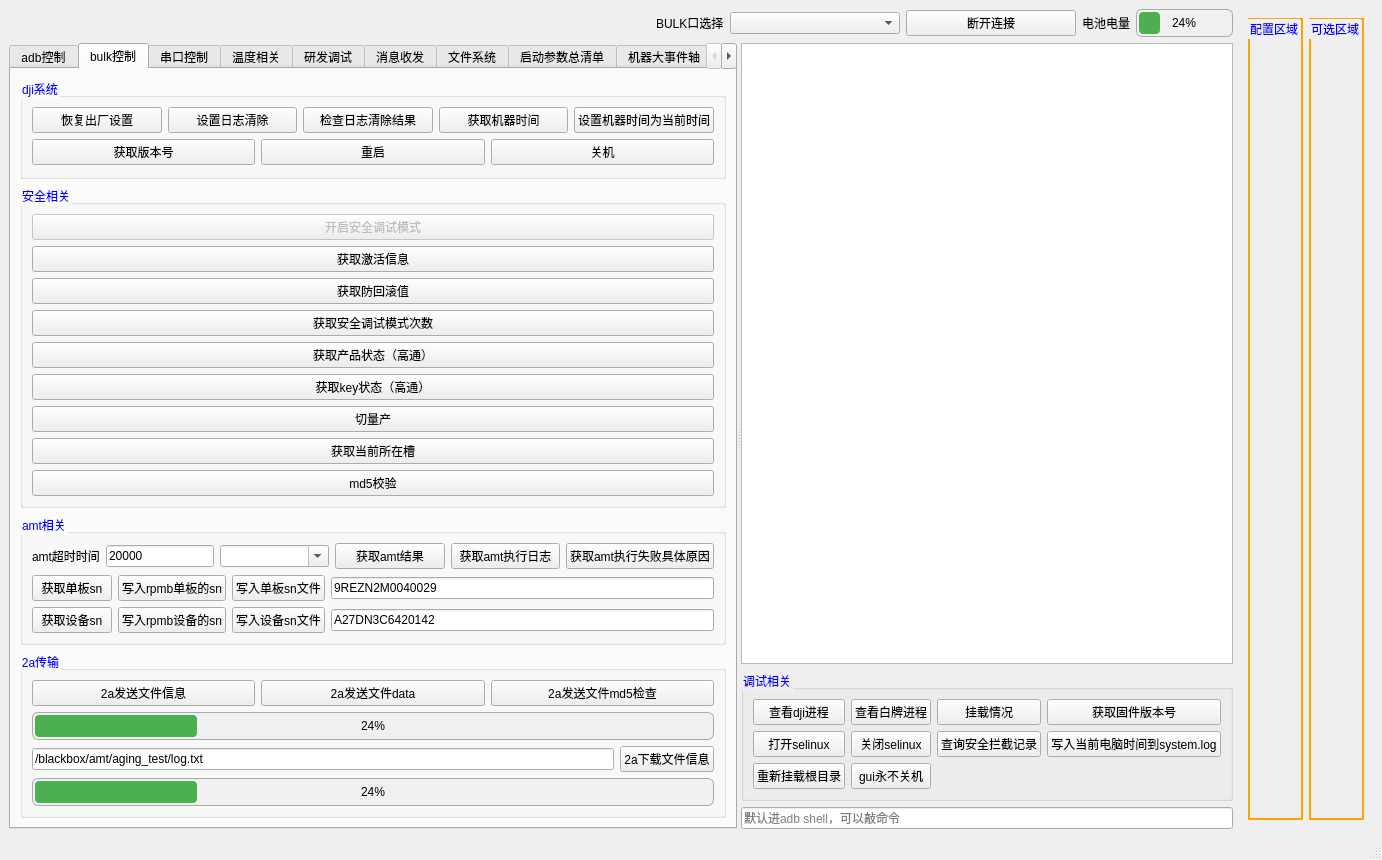
Before: the Qt Designer form factory_analyzer.ui in yuhuang163/test, drawn with Qt 5.
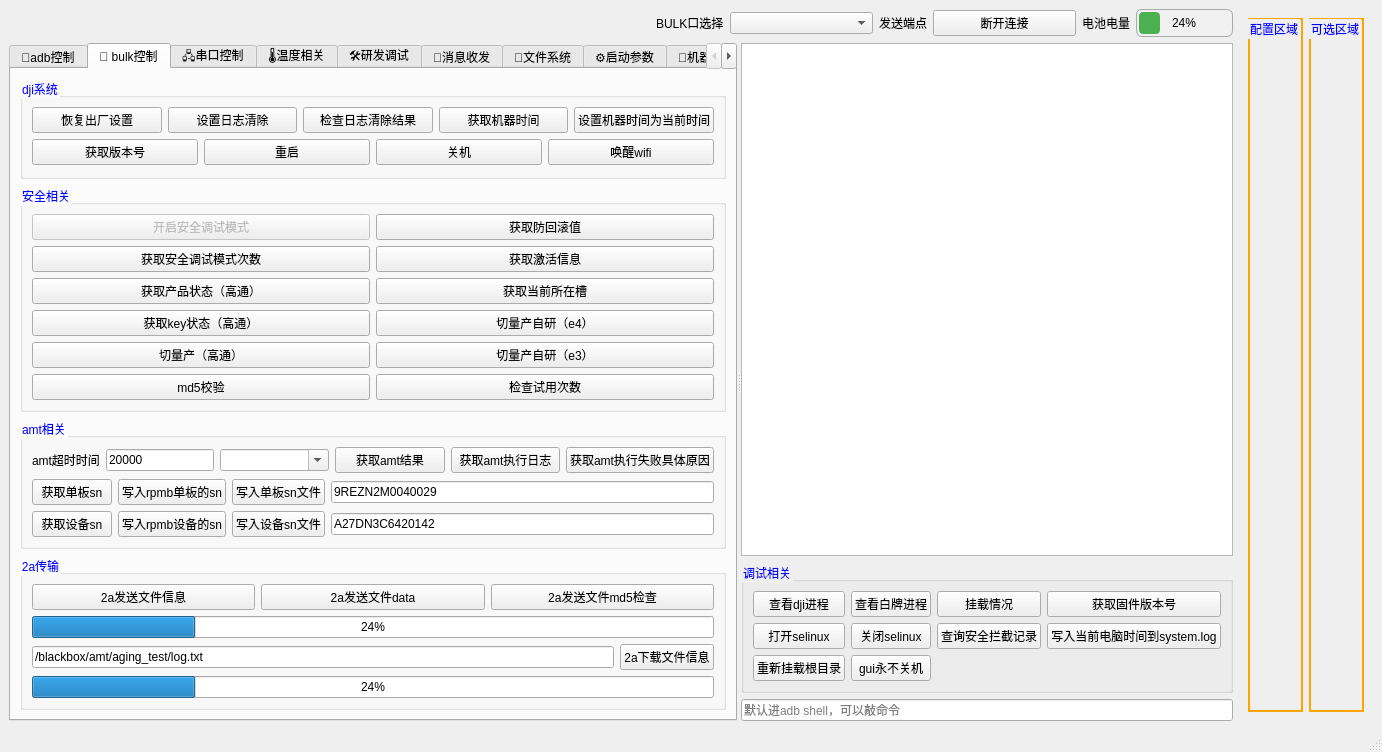
After: the same form once the commit is applied. The open tabs and pages were chosen to show the change.

Patch:
```diff
--- a/factory_analyzer.ui
+++ b/factory_analyzer.ui
@@ -6,8 +6,8 @@
    <rect>
     <x>0</x>
     <y>0</y>
-    <width>1019</width>
-    <height>638</height>
+    <width>1020</width>
+    <height>682</height>
    </rect>
   </property>
   <property name="windowTitle">
@@ -74,40 +74,6 @@
       </layout>
      </widget>
     </item>
-    <item row="0" column="3" colspan="2">
-     <layout class="QHBoxLayout" name="horizontalLayout_11">
-      <item>
-       <widget class="QLabel" name="label_3">
-        <property name="sizePolicy">
-         <sizepolicy hsizetype="Fixed" vsizetype="Preferred">
-          <horstretch>0</horstretch>
-          <verstretch>0</verstretch>
-         </sizepolicy>
-        </property>
-        <property name="text">
-         <string>BULK口选择</string>
-        </property>
-       </widget>
-      </item>
-      <item>
-       <widget class="QComboBox" name="comboBox_2">
-        <property name="sizePolicy">
-         <sizepolicy hsizetype="Preferred" vsizetype="Fixed">
-          <horstretch>0</horstretch>
-          <verstretch>0</verstretch>
-         </sizepolicy>
-        </property>
-       </widget>
-      </item>
-      <item>
-       <widget class="QPushButton" name="pushButton_54">
-        <property name="text">
-         <string>断开连接</string>
-        </property>
-       </widget>
-      </item>
-     </layout>
-    </item>
     <item row="0" column="5">
      <widget class="QLabel" name="label_2">
       <property name="sizePolicy">
@@ -174,14 +140,32 @@
          <verstretch>0</verstretch>
         </sizepolicy>
        </property>
+       <property name="tabPosition">
+        <enum>QTabWidget::North</enum>
+       </property>
+       <property name="tabShape">
+        <enum>QTabWidget::Rounded</enum>
+       </property>
        <property name="currentIndex">
-        <number>0</number>
+        <number>1</number>
+       </property>
+       <property name="elideMode">
+        <enum>Qt::ElideNone</enum>
+       </property>
+       <property name="usesScrollButtons">
+        <bool>true</bool>
+       </property>
+       <property name="documentMode">
+        <bool>false</bool>
+       </property>
+       <property name="tabsClosable">
+        <bool>false</bool>
        </property>
        <widget class="QWidget" name="tab_6">
         <attribute name="title">
-         <string>adb控制</string>
+         <string>🤖adb控制</string>
         </attribute>
-        <layout class="QFormLayout" name="formLayout">
+        <layout class="QGridLayout" name="gridLayout_12">
          <item row="0" column="0">
           <widget class="QGroupBox" name="horizontalGroupBox">
            <property name="styleSheet">
@@ -264,6 +248,12 @@
          </item>
          <item row="1" column="0">
           <widget class="QGroupBox" name="horizontalGroupBox">
+           <property name="sizePolicy">
+            <sizepolicy hsizetype="Minimum" vsizetype="Preferred">
+             <horstretch>0</horstretch>
+             <verstretch>0</verstretch>
+            </sizepolicy>
+           </property>
            <property name="styleSheet">
             <string notr="true">QGroupBox::title { font-weight: bold; color:blue;}</string>
            </property>
@@ -274,7 +264,7 @@
             <item>
              <widget class="QPushButton" name="pushButton">
               <property name="sizePolicy">
-               <sizepolicy hsizetype="Fixed" vsizetype="Fixed">
+               <sizepolicy hsizetype="Minimum" vsizetype="Fixed">
                 <horstretch>0</horstretch>
                 <verstretch>0</verstretch>
                </sizepolicy>
@@ -287,7 +277,7 @@
             <item>
              <widget class="QPushButton" name="pushButton_5">
               <property name="sizePolicy">
-               <sizepolicy hsizetype="Fixed" vsizetype="Fixed">
+               <sizepolicy hsizetype="Minimum" vsizetype="Fixed">
                 <horstretch>0</horstretch>
                 <verstretch>0</verstretch>
                </sizepolicy>
@@ -300,7 +290,7 @@
             <item>
              <widget class="QPushButton" name="pushButton_8">
               <property name="sizePolicy">
-               <sizepolicy hsizetype="Fixed" vsizetype="Fixed">
+               <sizepolicy hsizetype="Minimum" vsizetype="Fixed">
                 <horstretch>0</horstretch>
                 <verstretch>0</verstretch>
                </sizepolicy>
@@ -313,7 +303,7 @@
             <item>
              <widget class="QPushButton" name="pushButton_2">
               <property name="sizePolicy">
-               <sizepolicy hsizetype="Fixed" vsizetype="Fixed">
+               <sizepolicy hsizetype="Minimum" vsizetype="Fixed">
                 <horstretch>0</horstretch>
                 <verstretch>0</verstretch>
                </sizepolicy>
@@ -326,7 +316,7 @@
             <item>
              <widget class="QPushButton" name="pushButton_3">
               <property name="sizePolicy">
-               <sizepolicy hsizetype="Fixed" vsizetype="Fixed">
+               <sizepolicy hsizetype="Minimum" vsizetype="Fixed">
                 <horstretch>0</horstretch>
                 <verstretch>0</verstretch>
                </sizepolicy>
@@ -339,7 +329,56 @@
            </layout>
           </widget>
          </item>
-         <item row="5" column="0">
+         <item row="2" column="0">
+          <layout class="QHBoxLayout" name="horizontalLayout_14">
+           <item>
+            <widget class="QLabel" name="label_5">
+             <property name="sizePolicy">
+              <sizepolicy hsizetype="Preferred" vsizetype="Fixed">
+               <horstretch>0</horstretch>
+               <verstretch>0</verstretch>
+              </sizepolicy>
+             </property>
+             <property name="text">
+              <string>拉日志进度条：</string>
+             </property>
+            </widget>
+           </item>
+           <item>
+            <widget class="QProgressBar" name="progressBar_3">
+             <property name="sizePolicy">
+              <sizepolicy hsizetype="Expanding" vsizetype="Fixed">
+               <horstretch>0</horstretch>
+               <verstretch>0</verstretch>
+              </sizepolicy>
+             </property>
+             <property name="value">
+              <number>24</number>
+             </property>
+            </widget>
+           </item>
+          </layout>
+         </item>
+         <item row="3" column="0">
+          <widget class="QGroupBox" name="horizontalGroupBox_2">
+           <property name="styleSheet">
+            <string notr="true">QGroupBox::title { font-weight: bold; color:blue;}</string>
+           </property>
+           <property name="title">
+            <string>测试相关</string>
+           </property>
+           <layout class="QHBoxLayout" name="horizontalLayout_7">
+            <item>
+             <widget class="QPushButton" name="pushButton_26">
+              <property name="text">
+               <string>读取ufs跌落情况(带读取)</string>
+              </property>
+             </widget>
+            </item>
+           </layout>
+          </widget>
+         </item>
+         <item row="4" column="0">
           <widget class="QGroupBox" name="horizontalGroupBox">
            <property name="styleSheet">
             <string notr="true">QGroupBox::title { font-weight: bold; color:blue;}</string>
@@ -372,7 +411,7 @@
            </layout>
           </widget>
          </item>
-         <item row="6" column="0">
+         <item row="5" column="0">
           <layout class="QVBoxLayout" name="verticalLayout_29">
            <item>
             <widget class="QLineEdit" name="light1">
@@ -511,54 +550,11 @@
            </item>
           </layout>
          </item>
-         <item row="3" column="0">
-          <widget class="QGroupBox" name="horizontalGroupBox_2">
-           <property name="styleSheet">
-            <string notr="true">QGroupBox::title { font-weight: bold; color:blue;}</string>
-           </property>
-           <property name="title">
-            <string>测试相关</string>
-           </property>
-           <layout class="QHBoxLayout" name="horizontalLayout_7">
-            <item>
-             <widget class="QPushButton" name="pushButton_26">
-              <property name="text">
-               <string>读取ufs跌落情况(带读取)</string>
-              </property>
-             </widget>
-            </item>
-           </layout>
-          </widget>
-         </item>
-         <item row="2" column="0">
-          <layout class="QHBoxLayout" name="horizontalLayout_14">
-           <item>
-            <widget class="QLabel" name="label_5">
-             <property name="text">
-              <string>拉日志进度条：</string>
-             </property>
-            </widget>
-           </item>
-           <item>
-            <widget class="QProgressBar" name="progressBar_3">
-             <property name="sizePolicy">
-              <sizepolicy hsizetype="Expanding" vsizetype="Fixed">
-               <horstretch>0</horstretch>
-               <verstretch>0</verstretch>
-              </sizepolicy>
-             </property>
-             <property name="value">
-              <number>24</number>
-             </property>
-            </widget>
-           </item>
-          </layout>
-         </item>
         </layout>
        </widget>
        <widget class="QWidget" name="tab_7">
         <attribute name="title">
-         <string>bulk控制</string>
+         <string>🔌 bulk控制</string>
         </attribute>
         <layout class="QGridLayout" name="gridLayout_10">
          <item row="0" column="0">
@@ -632,6 +628,13 @@
                 </property>
                </widget>
               </item>
+              <item>
+               <widget class="QPushButton" name="pushButton_73">
+                <property name="text">
+                 <string>唤醒wifi</string>
+                </property>
+               </widget>
+              </item>
              </layout>
             </item>
            </layout>
@@ -645,8 +648,22 @@
            <property name="title">
             <string>安全相关</string>
            </property>
-           <layout class="QVBoxLayout" name="verticalLayout_4">
-            <item>
+           <layout class="QGridLayout" name="gridLayout_11">
+            <item row="0" column="1">
+             <widget class="QPushButton" name="pushButton_56">
+              <property name="text">
+               <string>获取防回滚值</string>
+              </property>
+             </widget>
+            </item>
+            <item row="12" column="0">
+             <widget class="QPushButton" name="pushButton_59">
+              <property name="text">
+               <string>md5校验</string>
+              </property>
+             </widget>
+            </item>
+            <item row="0" column="0">
              <widget class="QPushButton" name="pushButton_61">
               <property name="enabled">
                <bool>false</bool>
@@ -656,59 +673,66 @@
               </property>
              </widget>
             </item>
-            <item>
+            <item row="4" column="1">
+             <widget class="QPushButton" name="pushButton_70">
+              <property name="text">
+               <string>切量产自研（e4）</string>
+              </property>
+             </widget>
+            </item>
+            <item row="7" column="0">
+             <widget class="QPushButton" name="pushButton_46">
+              <property name="text">
+               <string>切量产（高通）</string>
+              </property>
+             </widget>
+            </item>
+            <item row="3" column="1">
+             <widget class="QPushButton" name="pushButton_60">
+              <property name="text">
+               <string>获取当前所在槽</string>
+              </property>
+             </widget>
+            </item>
+            <item row="2" column="1">
              <widget class="QPushButton" name="pushButton_48">
               <property name="text">
                <string>获取激活信息</string>
               </property>
              </widget>
             </item>
-            <item>
-             <widget class="QPushButton" name="pushButton_56">
-              <property name="text">
-               <string>获取防回滚值</string>
-              </property>
-             </widget>
-            </item>
-            <item>
+            <item row="2" column="0">
              <widget class="QPushButton" name="pushButton_55">
               <property name="text">
                <string>获取安全调试模式次数</string>
               </property>
              </widget>
             </item>
-            <item>
+            <item row="3" column="0">
              <widget class="QPushButton" name="pushButton_53">
               <property name="text">
                <string>获取产品状态（高通）</string>
               </property>
              </widget>
             </item>
-            <item>
+            <item row="4" column="0">
              <widget class="QPushButton" name="pushButton_65">
               <property name="text">
                <string>获取key状态（高通）</string>
               </property>
              </widget>
             </item>
-            <item>
-             <widget class="QPushButton" name="pushButton_46">
+            <item row="7" column="1">
+             <widget class="QPushButton" name="pushButton_71">
               <property name="text">
-               <string>切量产</string>
+               <string>切量产自研（e3）</string>
               </property>
              </widget>
             </item>
-            <item>
-             <widget class="QPushButton" name="pushButton_60">
+            <item row="12" column="1">
+             <widget class="QPushButton" name="pushButton_72">
               <property name="text">
-               <string>获取当前所在槽</string>
-              </property>
-             </widget>
-            </item>
-            <item>
-             <widget class="QPushButton" name="pushButton_59">
-              <property name="text">
-               <string>md5校验</string>
+               <string>检查试用次数</string>
               </property>
              </widget>
             </item>
@@ -892,29 +916,7 @@
                </sizepolicy>
               </property>
               <property name="styleSheet">
-               <string notr="true">QProgressBar {
-    border: 1px solid #aaa;
-    border-radius: 6px;
-    background-color: #f0f0f0; /* 浅灰背景 */
-    text-align: center;
-    padding: 2px;
-}
-
-QProgressBar::chunk {
-    border-radius: 4px;
-    background-color: #4CAF50; /* 默认绿色 */
-}
-
-/* 根据电量动态改变颜色 */
-QProgressBar[progress=&quot;low&quot;]::chunk {
-    background-color: #f44336; /* 红色 */
-}
-QProgressBar[progress=&quot;medium&quot;]::chunk {
-    background-color: #FFB300; /* 黄色 */
-}
-QProgressBar[progress=&quot;high&quot;]::chunk {
-    background-color: #4CAF50; /* 绿色 */
-}</string>
+               <string notr="true"/>
               </property>
               <property name="value">
                <number>24</number>
@@ -945,29 +947,7 @@
             <item>
              <widget class="QProgressBar" name="progressBar_4">
               <property name="styleSheet">
-               <string notr="true">QProgressBar {
-    border: 1px solid #aaa;
-    border-radius: 6px;
-    background-color: #f0f0f0; /* 浅灰背景 */
-    text-align: center;
-    padding: 2px;
-}
-
-QProgressBar::chunk {
-    border-radius: 4px;
-    background-color: #4CAF50; /* 默认绿色 */
-}
-
-/* 根据电量动态改变颜色 */
-QProgressBar[progress=&quot;low&quot;]::chunk {
-    background-color: #f44336; /* 红色 */
-}
-QProgressBar[progress=&quot;medium&quot;]::chunk {
-    background-color: #FFB300; /* 黄色 */
-}
-QProgressBar[progress=&quot;high&quot;]::chunk {
-    background-color: #4CAF50; /* 绿色 */
-}</string>
+               <string notr="true"/>
               </property>
               <property name="value">
                <number>24</number>
@@ -981,7 +961,7 @@
        </widget>
        <widget class="QWidget" name="tab_10">
         <attribute name="title">
-         <string>串口控制</string>
+         <string>🖧串口控制</string>
         </attribute>
         <layout class="QFormLayout" name="formLayout_2">
          <item row="0" column="0">
@@ -1052,7 +1032,7 @@
        </widget>
        <widget class="QWidget" name="tab">
         <attribute name="title">
-         <string>温度相关</string>
+         <string>🌡️温度相关</string>
         </attribute>
         <layout class="QGridLayout" name="gridLayout_3">
          <item row="0" column="0">
@@ -1099,7 +1079,7 @@
        </widget>
        <widget class="QWidget" name="tab_2">
         <attribute name="title">
-         <string>研发调试</string>
+         <string>🛠️研发调试</string>
         </attribute>
         <layout class="QGridLayout" name="gridLayout_4">
          <item row="0" column="0">
@@ -1158,7 +1138,7 @@
        </widget>
        <widget class="QWidget" name="tab_3">
         <attribute name="title">
-         <string>消息收发</string>
+         <string>💬消息收发</string>
         </attribute>
         <layout class="QGridLayout" name="gridLayout_5">
          <item row="0" column="0">
@@ -1182,7 +1162,7 @@
        </widget>
        <widget class="QWidget" name="tab_4">
         <attribute name="title">
-         <string>文件系统</string>
+         <string>📁文件系统</string>
         </attribute>
         <layout class="QGridLayout" name="gridLayout_2">
          <item row="0" column="0" colspan="2">
@@ -1212,7 +1192,7 @@
        </widget>
        <widget class="QWidget" name="tab_5">
         <attribute name="title">
-         <string>启动参数总清单</string>
+         <string>⚙️启动参数</string>
         </attribute>
         <layout class="QGridLayout" name="gridLayout_6">
          <item row="0" column="0">
@@ -1229,7 +1209,7 @@
        </widget>
        <widget class="QWidget" name="tab_8">
         <attribute name="title">
-         <string>机器大事件轴</string>
+         <string>📢机器事件</string>
         </attribute>
         <layout class="QGridLayout" name="gridLayout">
          <item row="0" column="0" colspan="2">
@@ -1260,7 +1240,7 @@
        </widget>
        <widget class="QWidget" name="tab_9">
         <attribute name="title">
-         <string>自测流程页</string>
+         <string>🧪自测流程</string>
         </attribute>
         <layout class="QGridLayout" name="gridLayout_8">
          <item row="0" column="3">
@@ -1316,6 +1296,11 @@
          </item>
         </layout>
        </widget>
+       <widget class="QWidget" name="tab_11">
+        <attribute name="title">
+         <string>🏠 待开发</string>
+        </attribute>
+       </widget>
       </widget>
       <widget class="QWidget" name="verticalLayoutWidget">
        <layout class="QVBoxLayout" name="verticalLayout">
@@ -1446,6 +1431,53 @@
       </widget>
      </widget>
     </item>
+    <item row="0" column="3" colspan="2">
+     <layout class="QHBoxLayout" name="horizontalLayout_11">
+      <item>
+       <widget class="QLabel" name="label_3">
+        <property name="sizePolicy">
+         <sizepolicy hsizetype="Fixed" vsizetype="Preferred">
+          <horstretch>0</horstretch>
+          <verstretch>0</verstretch>
+         </sizepolicy>
+        </property>
+        <property name="text">
+         <string>BULK口选择</string>
+        </property>
+       </widget>
+      </item>
+      <item>
+       <widget class="QComboBox" name="comboBox_2">
+        <property name="sizePolicy">
+         <sizepolicy hsizetype="Preferred" vsizetype="Fixed">
+          <horstretch>0</horstretch>
+          <verstretch>0</verstretch>
+         </sizepolicy>
+        </property>
+       </widget>
+      </item>
+      <item>
+       <widget class="QLabel" name="label_7">
+        <property name="sizePolicy">
+         <sizepolicy hsizetype="Fixed" vsizetype="Preferred">
+          <horstretch>0</horstretch>
+          <verstretch>0</verstretch>
+         </sizepolicy>
+        </property>
+        <property name="text">
+         <string>发送端点</string>
+        </property>
+       </widget>
+      </item>
+      <item>
+       <widget class="QPushButton" name="pushButton_54">
+        <property name="text">
+         <string>断开连接</string>
+        </property>
+       </widget>
+      </item>
+     </layout>
+    </item>
    </layout>
   </widget>
   <widget class="QMenuBar" name="menubar">
@@ -1453,7 +1485,7 @@
     <rect>
      <x>0</x>
      <y>0</y>
-     <width>1019</width>
+     <width>1020</width>
      <height>18</height>
     </rect>
    </property>
```
